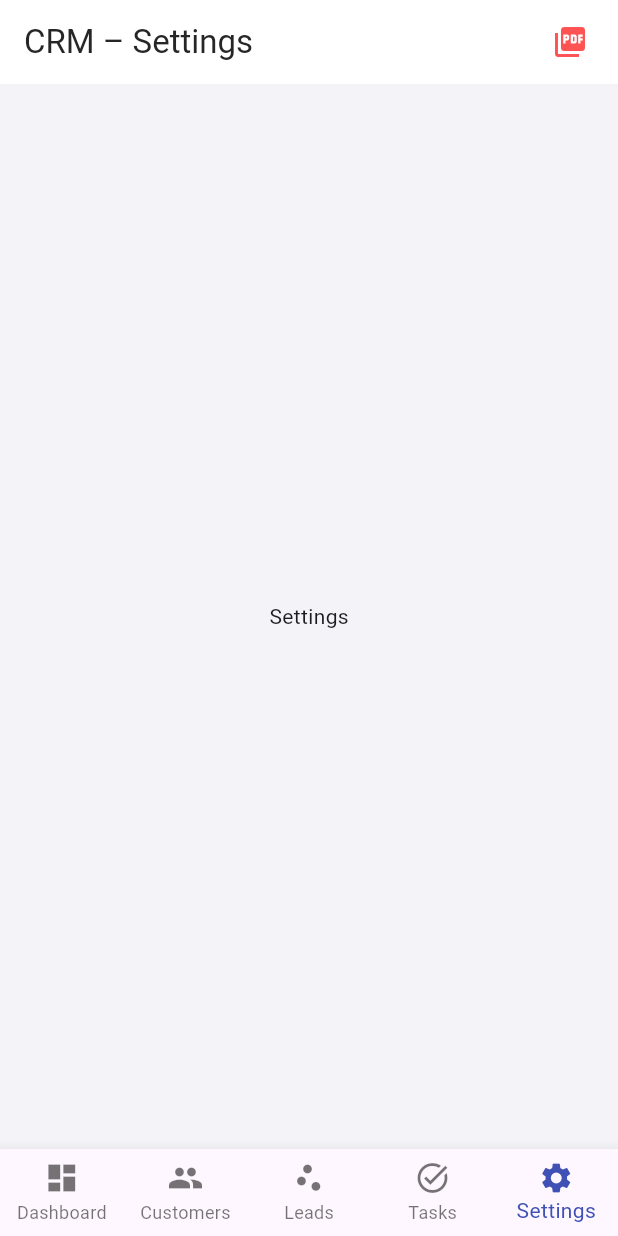
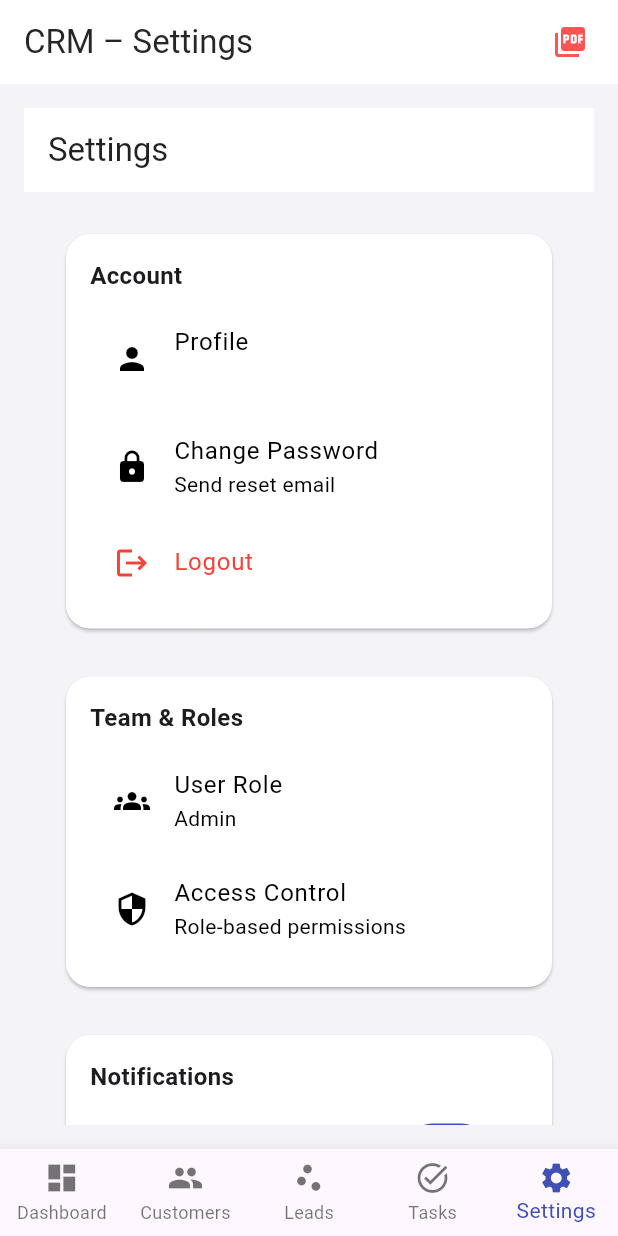
Before and after one commit to Nirmal1125/CRM, a Flutter app: the screen it shows once a user with an empty profile is signed in, item 5 of the bottom bar chosen, on a phone screen of 412 x 824 dp. Run offline on Flutter 3.47's test engine with Material 3 defaults, Android fonts, the phone set to English and light mode, and no system bars; our stand-ins replace cloud_firestore, firebase_auth, firebase_core, flutter_local_notifications, google_fonts, google_sign_in and 4 more; accounts and stored records are empty.

Commit message:
settings screen is added

```diff
--- a/lib/main.dart
+++ b/lib/main.dart
@@ -2,6 +2,7 @@
 import 'package:crm/auth_wrapper.dart';
 import 'package:crm/firebase_options.dart';
 import 'package:crm/provider/auth_provider.dart';
+import 'package:crm/provider/settings_provider.dart'; // ✅ ADD
 import 'package:crm/screen/add_customer_screen.dart';
 import 'package:crm/screen/add_lead_screen.dart';
 import 'package:crm/screen/add_task_screen.dart';
@@ -22,7 +23,6 @@ void main() async {
     options: DefaultFirebaseOptions.currentPlatform,
   );
 
-  // ✅ ONLY for Web
   if (kIsWeb) {
     await auth.FirebaseAuth.instance.setPersistence(
       auth.Persistence.LOCAL,
@@ -34,13 +34,9 @@ await LocalNotificationService.init();
   runApp(const MyApp());
 }
 
-
 class MyApp extends StatelessWidget {
   const MyApp({super.key});
 
-  // ------------------------------
-  // LIGHT THEME
-  // ------------------------------
   ThemeData _buildLightTheme() {
     final base = ThemeData.light();
     return base.copyWith(
@@ -50,16 +46,20 @@ class MyApp extends StatelessWidget {
       primaryColor: Colors.indigo,
       colorScheme: ColorScheme.fromSwatch(primarySwatch: Colors.indigo)
           .copyWith(secondary: Colors.indigoAccent),
-      textTheme: base.textTheme,
-      iconTheme: const IconThemeData(color: Colors.black87),
       appBarTheme: const AppBarTheme(
         backgroundColor: Colors.white,
         foregroundColor: Colors.black87,
         elevation: 0,
       ),
-      floatingActionButtonTheme: const FloatingActionButtonThemeData(
-        backgroundColor: Colors.indigo,
-        foregroundColor: Colors.white,
+    );
+  }
+
+  ThemeData _buildDarkTheme() {
+    return ThemeData.dark().copyWith(
+      primaryColor: Colors.indigo,
+      colorScheme: const ColorScheme.dark(
+        primary: Colors.indigo,
+        secondary: Colors.indigoAccent,
       ),
     );
   }
@@ -68,19 +68,18 @@ class MyApp extends StatelessWidget {
   Widget build(BuildContext context) {
     return MultiProvider(
       providers: [
-    ChangeNotifierProvider(
-      create: (_) {
-        final authProvider = AuthProvider();
-        return authProvider;
-      },
-    ),
+        ChangeNotifierProvider(create: (_) => AuthProvider()),
+        ChangeNotifierProvider(create: (_) => SettingsProvider()), // ✅ ADD
       ],
-  child: MaterialApp(
+      child: Consumer<SettingsProvider>(
+        builder: (context, settings, _) {
+          return MaterialApp(
             title: 'CRM',
             debugShowCheckedModeBanner: false,
             theme: _buildLightTheme(),
-    darkTheme: _buildLightTheme(),
-    themeMode: ThemeMode.light,
+            darkTheme: _buildDarkTheme(),
+            themeMode:
+                settings.darkMode ? ThemeMode.dark : ThemeMode.light, // ✅
             home: const AuthWrapper(),
             routes: {
               '/login': (context) => const LoginScreen(),
@@ -90,8 +89,9 @@ class MyApp extends StatelessWidget {
               '/add-lead': (context) => const AddLeadScreen(),
               '/add-task': (context) => const AddTaskScreen(),
             },
+          );
+        },
       ),
     );
-
   }
 }
--- /dev/null
+++ b/lib/provider/settings_provider.dart
@@ -0,0 +1,22 @@
+import 'package:flutter/material.dart';
+
+class SettingsProvider extends ChangeNotifier {
+  bool pushNotifications = true;
+  bool taskReminders = true;
+  bool darkMode = false;
+
+  void togglePushNotifications(bool value) {
+    pushNotifications = value;
+    notifyListeners();
+  }
+
+  void toggleTaskReminders(bool value) {
+    taskReminders = value;
+    notifyListeners();
+  }
+
+  void toggleDarkMode(bool value) {
+    darkMode = value;
+    notifyListeners();
+  }
+}
--- a/lib/screen/dashboard_ui.dart
+++ b/lib/screen/dashboard_ui.dart
@@ -1,4 +1,5 @@
 import 'package:crm/screens/pdf_export_screen.dart';
+import 'package:crm/screens/settings_screen.dart';
 import 'package:flutter/foundation.dart';
 import 'package:flutter/material.dart';
 import 'package:crm/screens/customer_list_screen.dart';
@@ -43,7 +44,7 @@ class _DashboardScreenState extends State<DashboardScreen> {
       case 3:
         return const TasksListScreen();
       case 4:
-        return const Center(child: Text('Settings'));
+        return const SettingsScreen();
       default:
         return _DashboardGrid(isWide: isWide);
     }
--- a/lib/screens/pdf_export_screen.dart
+++ b/lib/screens/pdf_export_screen.dart
@@ -236,17 +236,48 @@ class _PdfExportScreenState extends State<PdfExportScreen> {
   }
 
   Future<void> _downloadPdf() async {
-    final pdfData = await _buildPdf();
-    final dir = await getApplicationDocumentsDirectory();
-    final file = File(
-      '${dir.path}/CRM_Report_${DateTime.now().millisecondsSinceEpoch}.pdf',
-    );
-    await file.writeAsBytes(pdfData);
+  final pdfData = await _buildPdf();
 
-    ScaffoldMessenger.of(context).showSnackBar(
-      SnackBar(content: Text('PDF saved to ${file.path}')),
-    );
+  late Directory directory;
+
+  if (Platform.isAndroid) {
+    // ✅ ANDROID → Public Downloads folder
+    directory = Directory('/storage/emulated/0/Download');
+  } else if (Platform.isIOS) {
+    // ❗ iOS does NOT allow access to Downloads
+    directory = await getApplicationDocumentsDirectory();
+  } else {
+    // ✅ Desktop (Windows / macOS / Linux)
+    directory = await getDownloadsDirectory() ??
+        await getApplicationDocumentsDirectory();
   }
+
+  final fileName =
+      'CRM_Report_${DateTime.now().millisecondsSinceEpoch}.pdf';
+  final file = File('${directory.path}/$fileName');
+
+  await file.writeAsBytes(pdfData);
+
+  // ✅ Success message
+  if (!mounted) return;
+  ScaffoldMessenger.of(context).showSnackBar(
+    SnackBar(
+      content: Text(
+        Platform.isIOS
+            ? 'PDF saved inside app documents'
+            : 'PDF saved to Downloads',
+      ),
+      action: SnackBarAction(
+        label: 'Open',
+        onPressed: () => Printing.sharePdf(
+          bytes: pdfData,
+          filename: fileName,
+        ),
+      ),
+    ),
+  );
+}
+
 
   // ================= UI =================
 
--- /dev/null
+++ b/lib/screens/settings_screen.dart
@@ -0,0 +1,167 @@
+import 'package:crm/provider/settings_provider.dart';
+import 'package:flutter/material.dart';
+import 'package:firebase_auth/firebase_auth.dart';
+import 'package:provider/provider.dart';
+
+class SettingsScreen extends StatelessWidget {
+  const SettingsScreen({Key? key}) : super(key: key);
+
+  @override
+  Widget build(BuildContext context) {
+    final settings = context.watch<SettingsProvider>();
+    final user = FirebaseAuth.instance.currentUser;
+    final isWide = MediaQuery.of(context).size.width >= 900;
+
+    return Scaffold(
+      backgroundColor: const Color(0xFFF4F4F8),
+      appBar: AppBar(title: const Text('Settings')),
+      body: SingleChildScrollView(
+        padding: const EdgeInsets.all(24),
+        child: Center(
+          child: ConstrainedBox(
+            constraints: const BoxConstraints(maxWidth: 1100),
+            child: isWide
+                ? Row(
+                    crossAxisAlignment: CrossAxisAlignment.start,
+                    children: [
+                      Expanded(child: _left(context, user)),
+                      const SizedBox(width: 24),
+                      Expanded(child: _right(context, settings)),
+                    ],
+                  )
+                : Column(
+                    children: [
+                      _left(context, user),
+                      const SizedBox(height: 24),
+                      _right(context, settings),
+                    ],
+                  ),
+          ),
+        ),
+      ),
+    );
+  }
+
+  // ================= LEFT =================
+
+  Widget _left(BuildContext context, User? user) {
+    return Column(
+      children: [
+        _section(
+          'Account',
+          [
+            ListTile(
+              leading: const Icon(Icons.person),
+              title: const Text('Profile'),
+              subtitle: Text(user?.email ?? 'No email'),
+            ),
+            ListTile(
+              leading: const Icon(Icons.lock),
+              title: const Text('Change Password'),
+              subtitle: const Text('Send reset email'),
+              onTap: () async {
+                if (user?.email == null) return;
+                await FirebaseAuth.instance
+                    .sendPasswordResetEmail(email: user!.email!);
+                ScaffoldMessenger.of(context).showSnackBar(
+                  const SnackBar(content: Text('Password reset email sent')),
+                );
+              },
+            ),
+            ListTile(
+              leading: const Icon(Icons.logout, color: Colors.red),
+              title: const Text('Logout',
+                  style: TextStyle(color: Colors.red)),
+              onTap: () async {
+                await FirebaseAuth.instance.signOut();
+                if (context.mounted) {
+                  Navigator.pushReplacementNamed(context, '/login');
+                }
+              },
+            ),
+          ],
+        ),
+        const SizedBox(height: 24),
+        _section(
+          'Team & Roles',
+          [
+            ListTile(
+              leading: const Icon(Icons.groups),
+              title: const Text('User Role'),
+              subtitle: const Text('Admin'),
+            ),
+            ListTile(
+              leading: const Icon(Icons.security),
+              title: const Text('Access Control'),
+              subtitle: const Text('Role-based permissions'),
+            ),
+          ],
+        ),
+      ],
+    );
+  }
+
+  // ================= RIGHT =================
+
+  Widget _right(BuildContext context, SettingsProvider settings) {
+    return Column(
+      children: [
+        _section(
+          'Notifications',
+          [
+            SwitchListTile(
+              title: const Text('Push Notifications'),
+              value: settings.pushNotifications,
+              onChanged: settings.togglePushNotifications,
+            ),
+            SwitchListTile(
+              title: const Text('Task Reminders'),
+              value: settings.taskReminders,
+              onChanged: settings.toggleTaskReminders,
+            ),
+          ],
+        ),
+        const SizedBox(height: 24),
+        _section(
+          'Appearance',
+          [
+            SwitchListTile(
+              title: const Text('Dark Mode'),
+              value: settings.darkMode,
+              onChanged: settings.toggleDarkMode,
+            ),
+          ],
+        ),
+        const SizedBox(height: 24),
+        _section(
+          'About',
+          const [
+            ListTile(title: Text('App Version'), trailing: Text('1.0.0')),
+            ListTile(title: Text('Platform'), trailing: Text('Flutter')),
+          ],
+        ),
+      ],
+    );
+  }
+
+  // ================= UI =================
+
+  Widget _section(String title, List<Widget> children) {
+    return Card(
+      shape: RoundedRectangleBorder(borderRadius: BorderRadius.circular(16)),
+      child: Padding(
+        padding: const EdgeInsets.all(16),
+        child: Column(
+          crossAxisAlignment: CrossAxisAlignment.start,
+          children: [
+            Text(title,
+                style:
+                    const TextStyle(fontSize: 16, fontWeight: FontWeight.w700)),
+            const SizedBox(height: 8),
+            ...children,
+          ],
+        ),
+      ),
+    );
+  }
+}
--- a/lib/theme_controller.dart
+++ /dev/null
@@ -1,4 +0,0 @@
-import 'package:flutter/material.dart';
-
-/// Global theme mode controller for the entire app
-final ValueNotifier<ThemeMode> themeModeNotifier = ValueNotifier(ThemeMode.system);
```
Also changed, not shown: 2 other files. Lines whose indentation alone changed are shown as unchanged.
